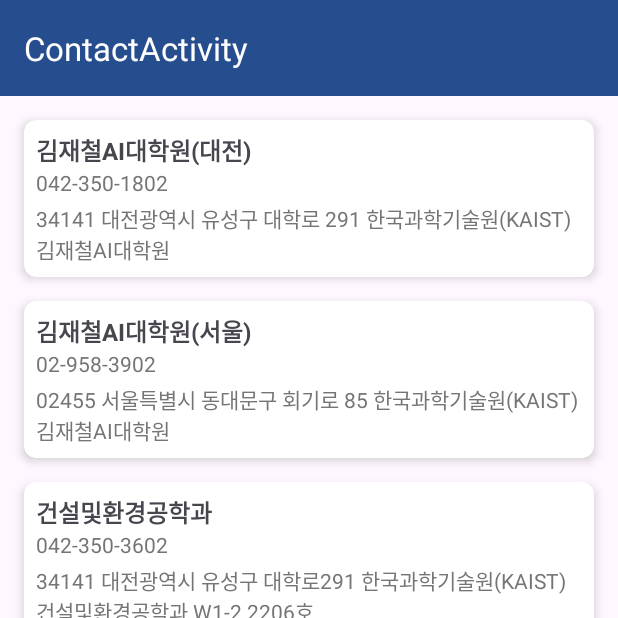
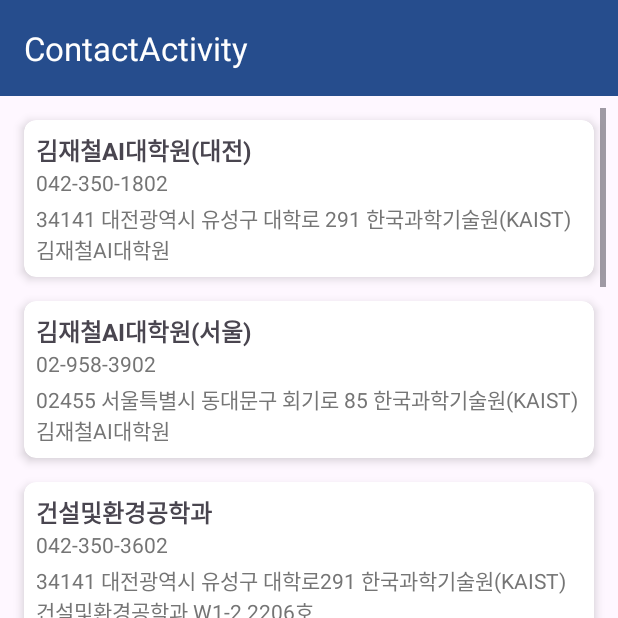
Before and after one commit to Y00NSJ/KAILink, an Android app: the ContactActivity screen opened directly, with no data from a screen before it, on a phone screen of 412 x 824 dp, the top half of it. Run offline under Robolectric (Android 15) with nearby library versions, the light colour scheme and no system bars; our stand-ins replace navigation-ui.

Commit message:
feat : Add scroll
acticity_contact 파일에 scrollbar 구현.

```diff
--- a/app/src/main/res/layout/activity_contact.xml
+++ b/app/src/main/res/layout/activity_contact.xml
@@ -5,7 +5,6 @@
     android:id="@+id/container"
     android:layout_width="match_parent"
     android:layout_height="match_parent">
-
 
     <!-- Toolbar for ActionBar -->
     <androidx.appcompat.widget.Toolbar
@@ -27,7 +26,11 @@
         app:layout_constraintTop_toBottomOf="@id/toolbar"
         app:layout_constraintBottom_toTopOf="@id/nav_view"
         app:layout_constraintLeft_toLeftOf="parent"
-        app:layout_constraintRight_toRightOf="parent" />
+        app:layout_constraintRight_toRightOf="parent"
+        app:layout_constraintStart_toStartOf="parent"
+        app:layout_constraintEnd_toEndOf="parent"
+        android:scrollbars="vertical"
+        />
 
     <com.google.android.material.bottomnavigation.BottomNavigationView
         android:id="@+id/nav_view"
```
